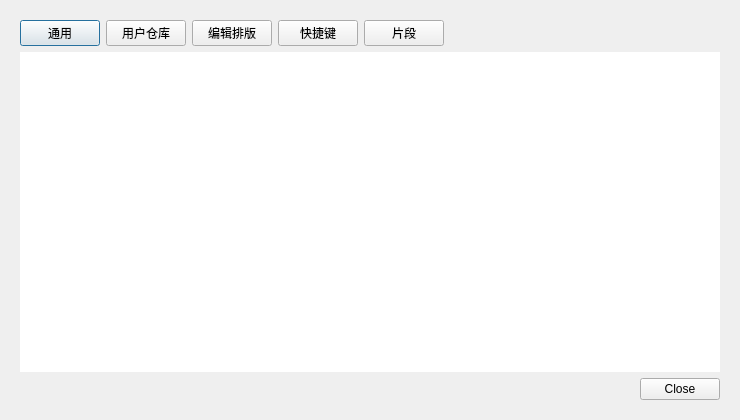
Gitnoter/Gitnoter, file views/settingdialog.ui: the form before one commit.
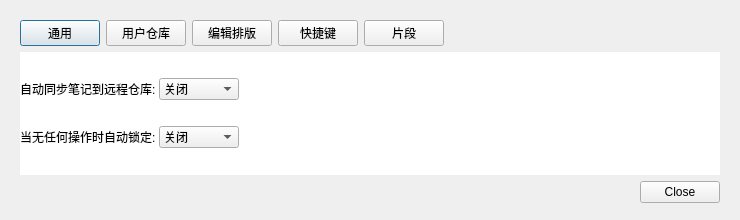
The form after the commit.

Commit message: General page form SettingDialog

Diff of the .ui file:
```diff
--- a/views/settingdialog.ui
+++ b/views/settingdialog.ui
@@ -7,13 +7,19 @@
     <x>0</x>
     <y>0</y>
     <width>740</width>
-    <height>420</height>
+    <height>220</height>
    </rect>
   </property>
   <property name="windowTitle">
    <string>Dialog</string>
   </property>
+  <property name="styleSheet">
+   <string notr="true"/>
+  </property>
   <layout class="QVBoxLayout" name="verticalLayout">
+   <property name="bottomMargin">
+    <number>8</number>
+   </property>
    <item>
     <widget class="QWidget" name="widget_content" native="true">
      <layout class="QVBoxLayout" name="verticalLayout_2">
@@ -72,19 +78,141 @@
       <item>
        <widget class="QStackedWidget" name="stackedWidget">
         <property name="styleSheet">
-         <string notr="true">background-color:#fff;</string>
+         <string notr="true">#stackedWidget{background-color:#fff;}</string>
         </property>
         <property name="currentIndex">
-         <number>2</number>
+         <number>0</number>
         </property>
-        <widget class="QWidget" name="page"/>
-        <widget class="QWidget" name="page_5"/>
-        <widget class="QWidget" name="page_6">
-         <zorder>pushButton_snippets</zorder>
+        <widget class="QWidget" name="page_0">
+         <layout class="QVBoxLayout" name="verticalLayout_3">
+          <property name="spacing">
+           <number>0</number>
+          </property>
+          <property name="leftMargin">
+           <number>0</number>
+          </property>
+          <property name="topMargin">
+           <number>0</number>
+          </property>
+          <property name="rightMargin">
+           <number>0</number>
+          </property>
+          <property name="bottomMargin">
+           <number>0</number>
+          </property>
+          <item>
+           <layout class="QHBoxLayout" name="horizontalLayout_2">
+            <item>
+             <widget class="QLabel" name="label">
+              <property name="text">
+               <string>自动同步笔记到远程仓库: </string>
+              </property>
+             </widget>
+            </item>
+            <item>
+             <widget class="QComboBox" name="comboBox_autoSynch">
+              <item>
+               <property name="text">
+                <string>关闭</string>
+               </property>
+              </item>
+              <item>
+               <property name="text">
+                <string>每5分钟</string>
+               </property>
+              </item>
+              <item>
+               <property name="text">
+                <string>每15分钟</string>
+               </property>
+              </item>
+              <item>
+               <property name="text">
+                <string>每30分钟</string>
+               </property>
+              </item>
+              <item>
+               <property name="text">
+                <string>每小时</string>
+               </property>
+              </item>
+             </widget>
+            </item>
+            <item>
+             <spacer name="horizontalSpacer_2">
+              <property name="orientation">
+               <enum>Qt::Horizontal</enum>
+              </property>
+              <property name="sizeHint" stdset="0">
+               <size>
+                <width>40</width>
+                <height>20</height>
+               </size>
+              </property>
+             </spacer>
+            </item>
+           </layout>
+          </item>
+          <item>
+           <layout class="QHBoxLayout" name="horizontalLayout_3">
+            <item>
+             <widget class="QLabel" name="label_2">
+              <property name="text">
+               <string>当无任何操作时自动锁定: </string>
+              </property>
+             </widget>
+            </item>
+            <item>
+             <widget class="QComboBox" name="comboBox_autoLock">
+              <item>
+               <property name="text">
+                <string>关闭</string>
+               </property>
+              </item>
+              <item>
+               <property name="text">
+                <string>每5分钟</string>
+               </property>
+              </item>
+              <item>
+               <property name="text">
+                <string>每15分钟</string>
+               </property>
+              </item>
+              <item>
+               <property name="text">
+                <string>每30分钟</string>
+               </property>
+              </item>
+              <item>
+               <property name="text">
+                <string>每小时</string>
+               </property>
+              </item>
+             </widget>
+            </item>
+            <item>
+             <spacer name="horizontalSpacer_3">
+              <property name="orientation">
+               <enum>Qt::Horizontal</enum>
+              </property>
+              <property name="sizeHint" stdset="0">
+               <size>
+                <width>40</width>
+                <height>20</height>
+               </size>
+              </property>
+             </spacer>
+            </item>
+           </layout>
+          </item>
+         </layout>
         </widget>
+        <widget class="QWidget" name="page_1"/>
+        <widget class="QWidget" name="page_2"/>
         <widget class="QWidget" name="page_3"/>
         <widget class="QWidget" name="page_4"/>
-        <widget class="QWidget" name="page_2"/>
+        <widget class="QWidget" name="page_5"/>
        </widget>
       </item>
       <item>
```
The commit also changes 1 other file.
